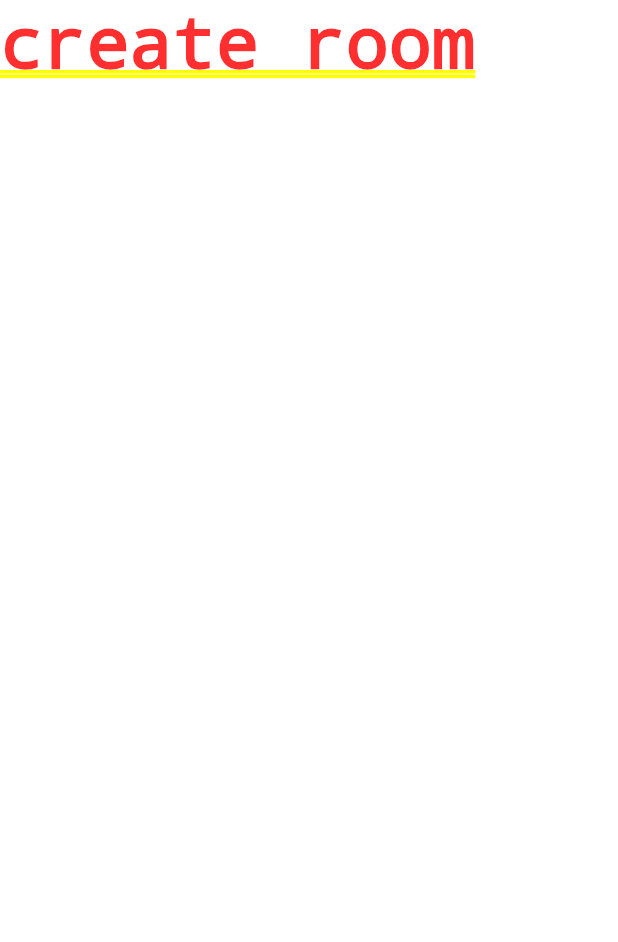
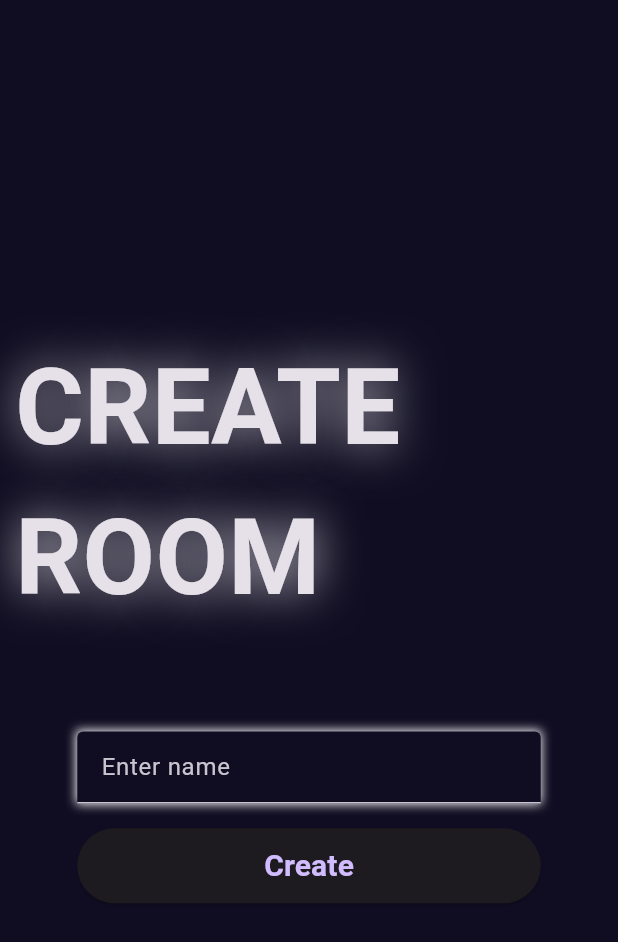
Before and after one commit to Suvisuttikasame/tic-tac-toe-flutter, a Flutter app: the screen it shows after launch, after a tap on "create room", on a phone screen of 412 x 824 dp. Shown: the top 942 px of the screen. Run offline on Flutter 3.47's test engine with Material 3 defaults, Android fonts, the phone set to English and light mode, and no system bars.

Commit message:
- [feat] create room page

```diff
--- a/lib/screens/create_room.dart
+++ b/lib/screens/create_room.dart
@@ -1,11 +1,65 @@
 import 'package:flutter/material.dart';
+import 'package:flutter/widgets.dart';
+import 'package:tic_tac_toe/responsive/responsive.dart';
+import 'package:tic_tac_toe/widgets/custom_button.dart';
+import 'package:tic_tac_toe/widgets/custom_text.dart';
+import 'package:tic_tac_toe/widgets/custom_text_field.dart';
 
-class CreateRoom extends StatelessWidget {
+class CreateRoom extends StatefulWidget {
   static String createRoomRoute = '/create-room';
   const CreateRoom({super.key});
 
   @override
+  State<CreateRoom> createState() => _CreateRoomState();
+}
+
+class _CreateRoomState extends State<CreateRoom> {
+  final TextEditingController _nameControler = TextEditingController();
+
+  @override
+  void dispose() {
+    super.dispose();
+    _nameControler.dispose();
+  }
+
+  @override
   Widget build(BuildContext context) {
-    return const Text('create room');
+    final height = MediaQuery.of(context).size.height;
+    return Scaffold(
+      body: Container(
+        width: double.infinity,
+        margin: const EdgeInsets.symmetric(horizontal: 10),
+        child: Column(
+          mainAxisAlignment: MainAxisAlignment.center,
+          crossAxisAlignment: CrossAxisAlignment.center,
+          children: [
+            const CustomText(
+              shadows: [
+                Shadow(
+                  blurRadius: 40,
+                  color: Colors.white70,
+                )
+              ],
+              text: 'CREATE ROOM',
+              fontSize: 70,
+            ),
+            SizedBox(
+              height: height * 0.08,
+            ),
+            Responsive(
+              child: CustomTextField(
+                hintText: 'Enter name',
+                textEditingController: _nameControler,
+                color: const Color.fromRGBO(16, 13, 34, 1),
+              ),
+            ),
+            SizedBox(
+              height: height * 0.02,
+            ),
+            CustomButton(onPressed: () {}, buttonLabel: 'Create')
+          ],
+        ),
+      ),
+    );
   }
 }
--- /dev/null
+++ b/lib/widgets/custom_text.dart
@@ -0,0 +1,24 @@
+import 'package:flutter/material.dart';
+
+class CustomText extends StatelessWidget {
+  final List<Shadow> shadows;
+  final String text;
+  final double fontSize;
+  const CustomText(
+      {super.key,
+      required this.shadows,
+      required this.text,
+      required this.fontSize});
+
+  @override
+  Widget build(BuildContext context) {
+    return Text(
+      text,
+      style: TextStyle(
+        fontSize: fontSize,
+        shadows: shadows,
+        fontWeight: FontWeight.bold,
+      ),
+    );
+  }
+}
--- /dev/null
+++ b/lib/widgets/custom_text_field.dart
@@ -0,0 +1,36 @@
+import 'package:flutter/material.dart';
+
+class CustomTextField extends StatelessWidget {
+  final String hintText;
+  final TextEditingController textEditingController;
+  final Color color;
+  const CustomTextField({
+    super.key,
+    required this.hintText,
+    required this.textEditingController,
+    required this.color,
+  });
+
+  @override
+  Widget build(BuildContext context) {
+    final width = MediaQuery.of(context).size.width;
+    return Container(
+      width: width * 0.75,
+      decoration: const BoxDecoration(boxShadow: [
+        BoxShadow(
+          color: Colors.white,
+          blurRadius: 5,
+          spreadRadius: 1,
+        )
+      ]),
+      child: TextField(
+        controller: textEditingController,
+        decoration: InputDecoration(
+          fillColor: color,
+          filled: true,
+          hintText: hintText,
+        ),
+      ),
+    );
+  }
+}
```
